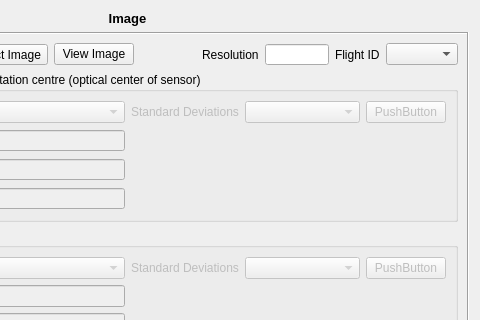
Above: qt/formDisplay/ImageLayout.ui from e-foto/e-foto before the change; both pictures show x 225 to 705 and y 0 to 320 of the 705 by 799 pixel window. Below: the same form after it.
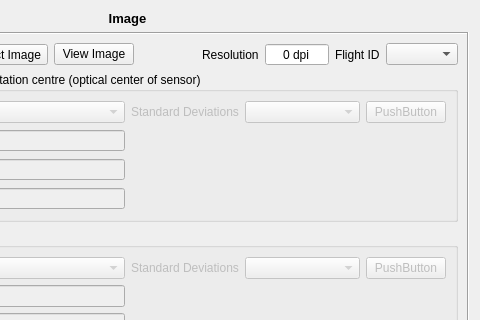
That is the form after the change. Custom widgets are drawn as their Qt base class.

```diff
--- a/qt/formDisplay/ImageLayout.ui
+++ b/qt/formDisplay/ImageLayout.ui
@@ -101,7 +101,7 @@
            <enum>QAbstractSpinBox::NoButtons</enum>
           </property>
           <property name="specialValueText">
-           <string> </string>
+           <string/>
           </property>
           <property name="accelerated">
            <bool>true</bool>
```
